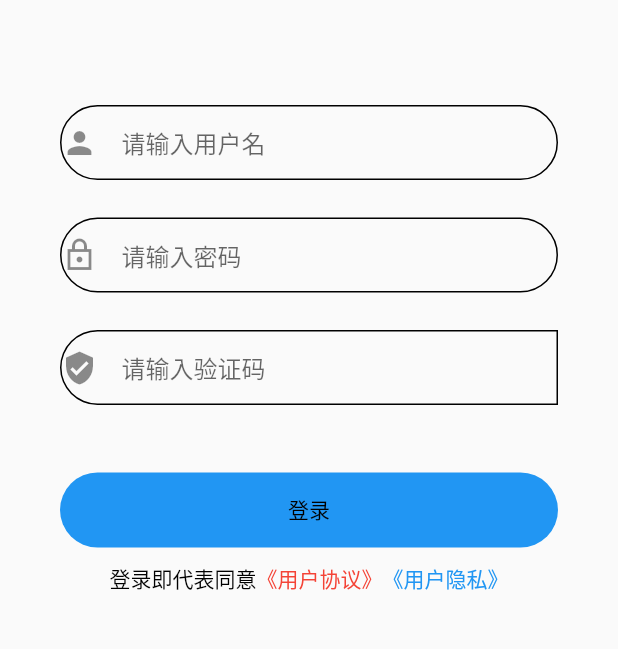
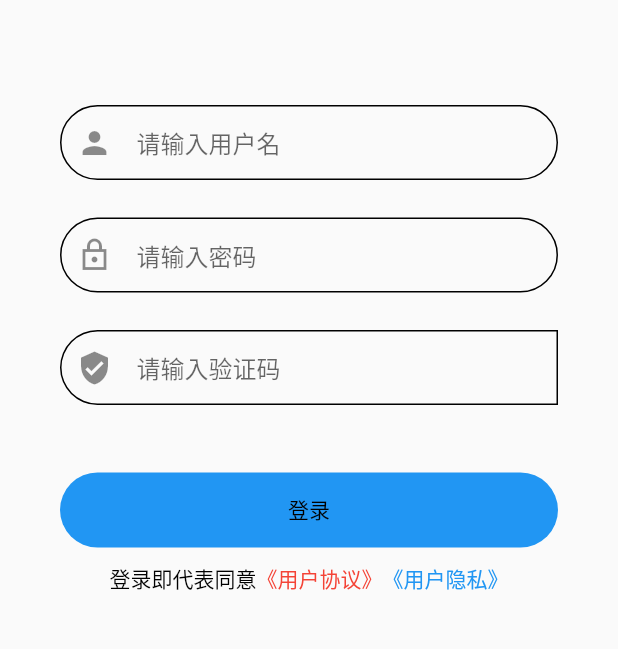
Before and after one commit to 420136525/ruoyi_flutter_app, a Flutter app: the screen it shows after launch, on a phone screen of 412 x 824 dp, the part 258-907 px from its top. Run offline on Flutter 3.47's test engine with Material 2 defaults, Android fonts, the phone set to English and light mode, and no system bars; our stand-ins replace dio, get, get_storage, like_button, shared_preferences; missing offline and left inert: flutter_swiper_null_safety_flutter3; network calls fail; key blocks and very long unbroken strings in the code were emptied for the run.

Commit message:
新增国际化配置

```diff
--- a/lib/main.dart
+++ b/lib/main.dart
@@ -1,4 +1,5 @@
 import 'package:flutter/material.dart';
+import 'package:flutter_localizations/flutter_localizations.dart';
 import 'package:get/route_manager.dart';
 import 'package:get_storage/get_storage.dart';
 import 'package:ruoyi_app/api/login.dart';
@@ -20,6 +21,15 @@ class MyApp extends StatelessWidget {
     return GetMaterialApp(
       debugShowCheckedModeBanner: false,
       defaultTransition: Transition.fade,
+
+      ///国际化 自定义配置 目前配置了 英语和中文
+      localizationsDelegates: const [
+        GlobalMaterialLocalizations.delegate,
+        GlobalWidgetsLocalizations.delegate
+      ],
+      supportedLocales: const [Locale("en", "US"), Locale("zh", "CN")],
+
+
       initialRoute: GetStorage().hasData("token")
           ? AppPages.INITIAL
           : AppPages.INITIALLOGIN,
--- a/lib/pages/login.dart
+++ b/lib/pages/login.dart
@@ -98,6 +98,7 @@ class _LoginIndexState extends State<LoginIndex> {
               ),
               Container(
                 height: 50,
+                padding: EdgeInsets.only(left: 10),
                 decoration: BoxDecoration(
                     borderRadius: const BorderRadius.all(Radius.circular(25.0)),
                     border: Border.all(width: 1.0)),
@@ -117,6 +118,7 @@ class _LoginIndexState extends State<LoginIndex> {
               ),
               Container(
                 height: 50,
+                padding: EdgeInsets.only(left: 10),
                 decoration: BoxDecoration(
                     borderRadius: const BorderRadius.all(Radius.circular(25.0)),
                     border: Border.all(width: 1.0)),
@@ -137,6 +139,7 @@ class _LoginIndexState extends State<LoginIndex> {
               ),
               Container(
                   height: 50,
+                  padding: EdgeInsets.only(left: 10),
                   decoration: BoxDecoration(
                       borderRadius: const BorderRadius.only(
                           topLeft: Radius.circular(25.0),
--- a/pubspec.yaml
+++ b/pubspec.yaml
@@ -28,6 +28,8 @@ environment:
 # versions available, run `flutter pub outdated`.
 dependencies:
   flutter:
+    sdk: flutter
+  flutter_localizations:
     sdk: flutter
   get: ^4.6.5
   dio: ^4.0.6
```
Also changed, not shown: pubspec.lock, 3 other files.
